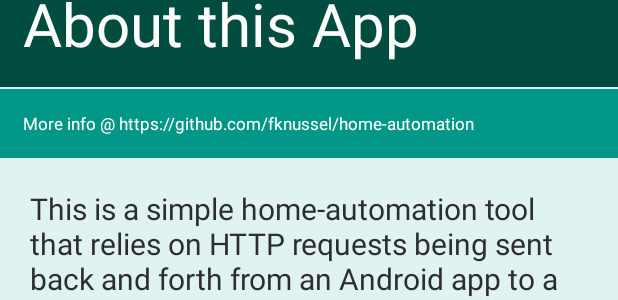
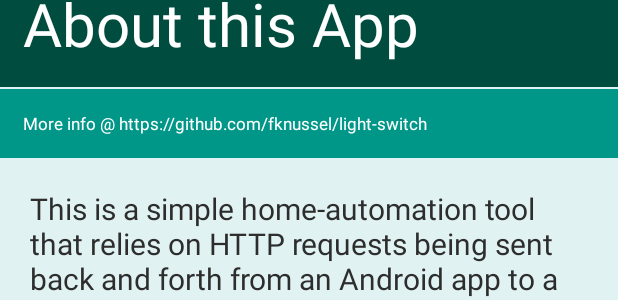
Before and after one commit to fed/LightSwitch, an Android app: the layout fragment_about.xml on its own in the app's theme, with its tools: preview values and no code run, on a phone screen of 412 x 824 dp. Shown: the part 124-424 px from the top of the screen. Run offline under Robolectric (Android 15) with nearby library versions, the phone set to English and light mode, and no system bars.

Commit message:
Update repo URL on Android app

```diff
--- a/LightSwitch/app/src/main/res/values/strings.xml
+++ b/LightSwitch/app/src/main/res/values/strings.xml
@@ -14,7 +14,7 @@
     <string name="about_description">This is a simple home-automation tool that relies on
         HTTP requests being sent back and forth from an Android app to a Python script
         running on a Raspberry Pi to remotely turn lights or other devices on and off.</string>
-    <string name="about_more_info">More info @ https://github.com/fknussel/home-automation</string>
+    <string name="about_more_info">More info @ https://github.com/fknussel/light-switch</string>
 
     <!-- Menu -->
     <string name="action_about">About</string>
```
